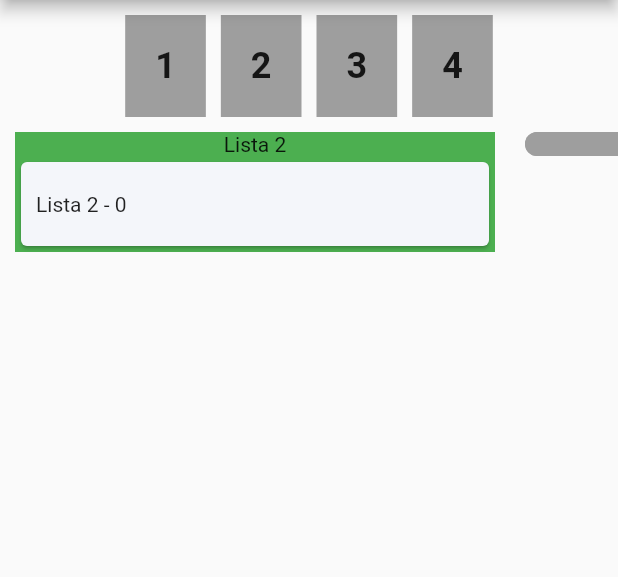
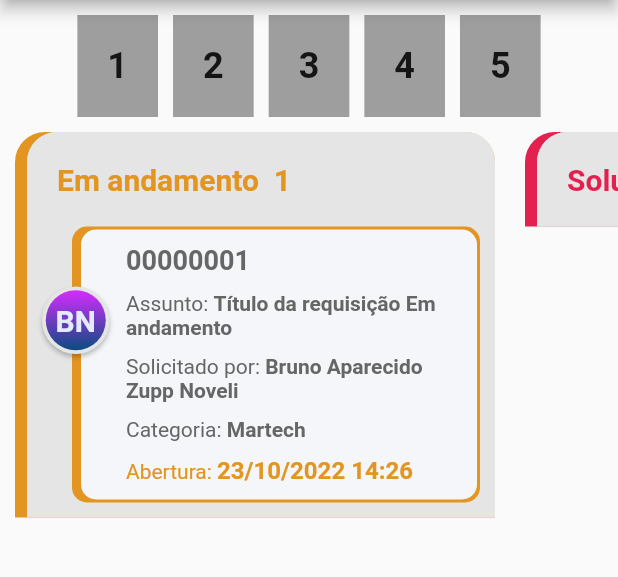
Before and after one commit to brunozupp/teste_lancamentos, a Flutter app: the screen it shows after launch, after a tap on an icon or button, on a phone screen of 412 x 824 dp, the part 84-661 px from its top. Run offline on Flutter 3.47's test engine with Material 2 defaults, Android fonts, the phone set to English and light mode, and no system bars; our stand-ins replace animated_bottom_navigation_bar, fl_chart, flutter_dotenv, flutter_switch, image_picker, percent_indicator and 3 more; missing offline and left inert: contrast_checker, vs_scrollbar.

Commit message:
Boardview customização

```diff
--- a/lib/teste_painel/painel/boardview.dart
+++ b/lib/teste_painel/painel/boardview.dart
@@ -102,15 +102,16 @@ class BoardViewState extends State<BoardView> with AutomaticKeepAliveClientMixin
 
     super.build(context);
 
-    // print("dy:${dy}");
-    // print("topListY:${topListY}");
-    // print("bottomListY:${bottomListY}");
     if(boardViewController.hasClients) {
       WidgetsBinding.instance.addPostFrameCallback((Duration duration) {
         try {
           boardViewController.position.didUpdateScrollPositionBy(0);
-        }catch(e){}
+        } catch(e,s) {
+          log("Erro na parte do build do boardview", error: e, stackTrace: s);
+        }
+
         bool _shown = boardViewController.position.maxScrollExtent!=0;
+
         if(_shown != shown){
           setState(() {
             shown = _shown;
@@ -118,31 +119,16 @@ class BoardViewState extends State<BoardView> with AutomaticKeepAliveClientMixin
         }
       });
     }
+
     Widget listWidget = ListView.builder(
       physics: const ClampingScrollPhysics(),
       itemCount: widget.lists.length,
       scrollDirection: Axis.horizontal,
       controller: boardViewController,
       itemBuilder: (BuildContext context, int index) {
-        if (widget.lists[index].boardView == null) {
+
         widget.lists[index] = BoardList(
-            items: widget.lists[index].items,
-            headerBackgroundColor: widget.lists[index].headerBackgroundColor,
-            backgroundColor: widget.lists[index].backgroundColor,
-            footer: widget.lists[index].footer,
-            header: widget.lists[index].header,
-            boardView: this,
-            draggable: widget.lists[index].draggable,
-            onDropList: widget.lists[index].onDropList,
-            onTapList: widget.lists[index].onTapList,
-            onStartDragList: widget.lists[index].onStartDragList,
-            borderRadius: widget.lists[index].borderRadius,
-            borderColor: widget.lists[index].borderColor,
-            borderWidth: widget.lists[index].borderWidth,
-          );
-        }
-        if (widget.lists[index].index != index) {
-          widget.lists[index] = BoardList(
+          key: widget.lists[index].key,
           items: widget.lists[index].items,
           headerBackgroundColor: widget.lists[index].headerBackgroundColor,
           backgroundColor: widget.lists[index].backgroundColor,
@@ -158,16 +144,21 @@ class BoardViewState extends State<BoardView> with AutomaticKeepAliveClientMixin
           borderColor: widget.lists[index].borderColor,
           borderWidth: widget.lists[index].borderWidth,
         );
-        }
 
-        var temp = Container(
+        final temp = Container(
           width: widget.width,
           padding: EdgeInsets.fromLTRB(0, 0, 0, widget.bottomPadding ?? 0),
           child: Row(
             crossAxisAlignment: CrossAxisAlignment.start,
             mainAxisAlignment: MainAxisAlignment.start,
-              children: <Widget>[Expanded(child: widget.lists[index])],
-            ));
+            children: <Widget>[
+              Expanded(
+                child: widget.lists[index],
+              ),
+            ],
+          ),
+        );
+
         if (draggedListIndex == index && draggedItemIndex == null) {
           return Opacity(
             opacity: 0.0,
@@ -178,6 +169,7 @@ class BoardViewState extends State<BoardView> with AutomaticKeepAliveClientMixin
         }
       },
     );
+
     if(widget.scrollbar == true){
       listWidget = VsScrollbar(
         controller: boardViewController,
@@ -277,7 +269,13 @@ class BoardViewState extends State<BoardView> with AutomaticKeepAliveClientMixin
                 listStates[draggedListIndex!].boardListController.position.pixels - 5,
                 duration: const Duration(milliseconds: 10),
                 curve: Curves.linear,
-              ).whenComplete((){
+              ).whenComplete(() {
+                print("listStates $listStates");
+                print("draggedListIndex $draggedListIndex");
+
+                if(draggedListIndex == null) {
+                  return;
+                }
 
                 pos -= listStates[draggedListIndex!].boardListController.position.pixels;
 
@@ -324,7 +322,15 @@ class BoardViewState extends State<BoardView> with AutomaticKeepAliveClientMixin
               listStates[draggedListIndex!].boardListController.animateTo(
                 listStates[draggedListIndex!].boardListController.position.pixels + 5,
                 duration: const Duration(milliseconds: 10),
-                  curve: Curves.ease).whenComplete((){
+                curve: Curves.linear,
+              ).whenComplete(() {
+                print("listStates $listStates");
+                print("draggedListIndex $draggedListIndex");
+
+                if(draggedListIndex == null) {
+                  return;
+                }
+
                 pos -= listStates[draggedListIndex!].boardListController.position.pixels;
 
                 initialY ??= 0;
--- a/lib/teste_painel/teste_painel_page.dart
+++ b/lib/teste_painel/teste_painel_page.dart
@@ -3,6 +3,7 @@ import 'package:teste_lancamentos/teste_painel/painel/board_item.dart';
 import 'package:teste_lancamentos/teste_painel/painel/board_list.dart';
 import 'package:teste_lancamentos/teste_painel/painel/boardview.dart';
 import 'package:teste_lancamentos/teste_painel/painel/boardview_controller.dart';
+import 'package:teste_lancamentos/teste_painel/widgets/card_item.dart';
 import 'package:teste_lancamentos/teste_painel/widgets/item_carrossel.dart';
 
 class TestePainelPage extends StatefulWidget {
@@ -16,12 +17,21 @@ class _TestePainelPageState extends State<TestePainelPage> {
 
   final BoardViewController boardViewController = BoardViewController();
 
+  final abertoColor = const Color(0xFF0069B3);
+  final emAndamentoColor = const Color(0xFFE29521);
+  final solucionadoColor = const Color(0xFFE2214F);
+  final finalizadoColor = const Color(0xFF83DA1E);
+  final canceladoColor = const Color(0xFF666666);
+
+  final cardColor = const Color(0xFFF4F6FA);
+  final listColor = const Color(0xFFE5E5E5);
+
   @override
   Widget build(BuildContext context) {
 
     return Scaffold(
       appBar: AppBar(
-        title: Text(
+        title: const Text(
           "Teste Painel",
         ),
       ),
@@ -32,7 +42,7 @@ class _TestePainelPageState extends State<TestePainelPage> {
         child: Column(
           children: [
             SingleChildScrollView(
-              padding: EdgeInsets.only(
+              padding: const EdgeInsets.only(
                 bottom: 10,
               ),
               scrollDirection: Axis.horizontal,
@@ -44,25 +54,32 @@ class _TestePainelPageState extends State<TestePainelPage> {
                       boardViewController.animateTo(0);
                     },
                   ),
-                  SizedBox(width: 10),
+                  const SizedBox(width: 10),
                   ItemCarrossel(
                     text: "2",
                     onTap: () {
                       boardViewController.animateTo(1);
                     },
                   ),
-                  SizedBox(width: 10),
+                  const SizedBox(width: 10),
                   ItemCarrossel(
                     text: "3",
                     onTap: () {
                       boardViewController.animateTo(2);
                     },
                   ),
-                  SizedBox(width: 10),
+                  const SizedBox(width: 10),
                   ItemCarrossel(
                     text: "4",
                     onTap: () {
                       boardViewController.animateTo(3);
+                    },
+                  ),
+                  const SizedBox(width: 10),
+                  ItemCarrossel(
+                    text: "5",
+                    onTap: () {
+                      boardViewController.animateTo(4);
                     },
                   ),
                 ],
@@ -84,87 +101,134 @@ class _TestePainelPageState extends State<TestePainelPage> {
   List<BoardList> _generateBoardList() {
     return [
       BoardList(
-        backgroundColor: Color(0xFFE5E5E5),
-        headerBackgroundColor: Color(0xFFE5E5E5),
-        borderRadius: BorderRadius.vertical(
+        backgroundColor: listColor,
+        headerBackgroundColor: listColor,
+        borderRadius: const BorderRadius.vertical(
           top: Radius.circular(20),
         ),
-        borderColor: Color(0xFF0069B3),
-        borderWidth: EdgeInsets.only(
-          left: 8,
+        borderColor: abertoColor,
+        borderWidth: const EdgeInsets.only(
+          //top: 8,
+          //left: 8,
         ),
-        header: const [
-          Padding(
-            padding: EdgeInsets.symmetric(
-              horizontal: 10,
-              vertical: 10
-            ),
-            child: Text(
-              "Lista 1",
-            ),
-          ),
-        ],
+        header: _generateHeader(
+          title: "Aberto  15",
+          titleColor: abertoColor,
+        ),
         items: _generateBoardItem(
           length: 15,
-          nameList: "Lista 1",
+          nameList: "Em aberto",
+          borderColor: abertoColor,
         ),
       ),
       BoardList(
-        backgroundColor: Colors.green,
-        headerBackgroundColor: Colors.green,
-        header: const [
-          Padding(
-            padding: EdgeInsets.symmetric(
-              horizontal: 10,
-            ),
-            child: Text(
-              "Lista 2",
-            ),
-          ),
-        ],
+        backgroundColor: listColor,
+        headerBackgroundColor: listColor,
+        borderRadius: const BorderRadius.vertical(
+          top: Radius.circular(20),
+        ),
+        borderColor: emAndamentoColor,
+        borderWidth: const EdgeInsets.only(
+          left: 8,
+        ),
+        header: _generateHeader(
+          title: "Em andamento  1",
+          titleColor: emAndamentoColor,
+        ),
         items: _generateBoardItem(
           length: 1,
-          nameList: "Lista 2",
+          nameList: "Em andamento",
+          borderColor: emAndamentoColor,
         ),
       ),
       BoardList(
-        backgroundColor: Colors.grey,
-        headerBackgroundColor: Colors.grey,
-        borderRadius: BorderRadius.vertical(
+        backgroundColor: listColor,
+        headerBackgroundColor: listColor,
+        borderRadius: const BorderRadius.vertical(
           top: Radius.circular(20),
-          bottom: Radius.circular(20),
         ),
-        header: const [
-          Padding(
-            padding: EdgeInsets.symmetric(
-              horizontal: 10,
-            ),
-            child: Text(
-              "Lista 3",
-            ),
-          ),
-        ],
+        borderColor: solucionadoColor,
+        borderWidth: const EdgeInsets.only(
+          left: 8,
+        ),
+        header: _generateHeader(
+          title: "Solucionado  0",
+          titleColor: solucionadoColor,
+        ),
         items: _generateBoardItem(
           length: 0,
-          nameList: "Lista 3",
+          nameList: "Solucionado",
+          borderColor: solucionadoColor,
         ),
       ),
       BoardList(
-        backgroundColor: Colors.orange,
-        headerBackgroundColor: Colors.orange,
-        header: const [
-          Padding(
-            padding: EdgeInsets.symmetric(
-              horizontal: 4,
-            ),
-            child: Text(
-              "Lista 4",
-            ),
-          ),
-        ],
+        backgroundColor: listColor,
+        headerBackgroundColor: listColor,
+        borderRadius: const BorderRadius.vertical(
+          top: Radius.circular(20),
+        ),
+        borderColor: finalizadoColor,
+        borderWidth: const EdgeInsets.only(
+          left: 8,
+        ),
+        header: _generateHeader(
+          title: "Finalizado  15",
+          titleColor: finalizadoColor,
+        ),
         items: _generateBoardItem(
           length: 15,
-          nameList: "Lista 4",
+          nameList: "Finalizado",
+          borderColor: finalizadoColor,
+        ),
+      ),
+      BoardList(
+        backgroundColor: listColor,
+        headerBackgroundColor: listColor,
+        borderRadius: const BorderRadius.vertical(
+          top: Radius.circular(20),
+        ),
+        borderColor: canceladoColor,
+        borderWidth: const EdgeInsets.only(
+          left: 8,
+        ),
+        header: _generateHeader(
+          title: "Cancelado  15",
+          titleColor: canceladoColor,
+        ),
+        items: _generateBoardItem(
+          length: 3,
+          nameList: "Cancelado",
+          borderColor: canceladoColor,
+        ),
+      ),
+    ];
+  }
+
+  List<Widget> _generateHeader({
+    required Color titleColor,
+    required String title,
+  }) {
+    return [
+      Expanded(
+        child: Row(
+          children: [
+            Expanded(
+              child: Padding(
+                padding: const EdgeInsets.symmetric(
+                  horizontal: 20,
+                  vertical: 20
+                ),
+                child: Text(
+                  title,
+                  style: TextStyle(
+                    color: titleColor,
+                    fontSize: 20,
+                    fontWeight: FontWeight.bold,
+                  ),
+                ),
+              ),
+            ),
+          ],
         ),
       ),
     ];
@@ -172,20 +236,13 @@ class _TestePainelPageState extends State<TestePainelPage> {
 
   List<BoardItem> _generateBoardItem({
     required String nameList,
-    required int length
+    required int length,
+    required Color borderColor,
   }) {
     return List.generate(length, (index) => BoardItem(
-      item: Card(
-        color: Color(0xFFf4f6fa),
-        child: Padding(
-          padding: const EdgeInsets.symmetric(
-            vertical: 20,
-            horizontal: 10,
-          ),
-          child: Text(
-            "$nameList - $index",
-          ),
-        ),
+      item: CardItem(
+        text: nameList,
+        borderColor: borderColor
       ),
     ));
   }
--- /dev/null
+++ b/lib/teste_painel/widgets/card_item.dart
@@ -0,0 +1,226 @@
+import 'package:flutter/material.dart';
+
+class CardItem extends StatelessWidget {
+
+  final String text;
+  final Color borderColor;
+
+  const CardItem({
+    super.key,
+    required this.text,
+    required this.borderColor,
+  });
+
+  @override
+  Widget build(BuildContext context) {
+    return Padding(
+      padding: const EdgeInsets.only(
+        bottom: 10,
+        left: 30,
+        right: 10,
+      ),
+      child: Stack(
+        clipBehavior: Clip.none,
+        children: [
+          Container(
+            width: double.infinity,
+            decoration: BoxDecoration(
+              color: borderColor,
+              borderRadius: BorderRadius.circular(10),
+            ),
+            child: Container(
+              padding: const EdgeInsets.all(10.0),
+              decoration: BoxDecoration(
+                color: const Color(0xFFF4F6FA),
+                borderRadius: BorderRadius.circular(10),
+              ),
+              margin: const EdgeInsets.only(
+                left: 6,
+                top: 2,
+                bottom: 2,
+                right: 2,
+              ),
+              child: Row(
+                children: [
+                  const SizedBox(
+                    width: 20,
+                  ),
+                  Expanded(
+                    child: Column(
+                      crossAxisAlignment: CrossAxisAlignment.start,
+                      children: [
+                        const Text(
+                          "00000001",
+                          style: TextStyle(
+                            fontSize: 18,
+                            color: Color(0xFF666666),
+                            fontWeight: FontWeight.bold,
+                          ),
+                        ),
+
+                        const SizedBox(
+                          height: 10,
+                        ),
+
+                        RichText(
+                          text: TextSpan(
+                            children: [
+                              const TextSpan(
+                                text: "Assunto: ",
+                                style: TextStyle(
+                                  fontSize: 14,
+                                  color: Color(0xFF666666),
+                                ),
+                              ),
+                              TextSpan(
+                                text: "Título da requisição $text",
+                                style: const TextStyle(
+                                  fontSize: 14,
+                                  color: Color(0xFF666666),
+                                  fontWeight: FontWeight.bold,
+                                ),
+                              ),
+                            ],
+                          ),
+                        ),
+
+                        const SizedBox(
+                          height: 10,
+                        ),
+
+                        RichText(
+                          text: const TextSpan(
+                            children: [
+                              TextSpan(
+                                text: "Solicitado por: ",
+                                style: TextStyle(
+                                  fontSize: 14,
+                                  color: Color(0xFF666666),
+                                ),
+                              ),
+                              TextSpan(
+                                text: "Bruno Aparecido Zupp Noveli",
+                                style: TextStyle(
+                                  fontSize: 14,
+                                  color: Color(0xFF666666),
+                                  fontWeight: FontWeight.bold,
+                                ),
+                              ),
+                            ],
+                          ),
+                        ),
+
+                        const SizedBox(
+                          height: 10,
+                        ),
+
+                        RichText(
+                          text: const TextSpan(
+                            children: [
+                              TextSpan(
+                                text: "Categoria: ",
+                                style: TextStyle(
+                                  fontSize: 14,
+                                  color: Color(0xFF666666),
+                                ),
+                              ),
+                              TextSpan(
+                                text: "Martech",
+                                style: TextStyle(
+                                  fontSize: 14,
+                                  color: Color(0xFF666666),
+                                  fontWeight: FontWeight.bold,
+                                ),
+                              ),
+                            ],
+                          ),
+                        ),
+
+                        const SizedBox(
+                          height: 10,
+                        ),
+
+                        RichText(
+                          text: TextSpan(
+                            children: [
+                              TextSpan(
+                                text: "Abertura: ",
+                                style: TextStyle(
+                                  fontSize: 14,
+                                  color: borderColor,
+                                ),
+                              ),
+                              TextSpan(
+                                text: "23/10/2022 14:26",
+                                style: TextStyle(
+                                  fontSize: 16,
+                                  color: borderColor,
+                                  fontWeight: FontWeight.bold,
+                                ),
+                              ),
+                            ],
+                          ),
+                        ),
+                      ],
+                    ),
+                  ),
+                ],
+              ),
+            ),
+          ),
+
+          Positioned(
+            left: -20,
+            top: 40,
+            child: Stack(
+              alignment: Alignment.center,
+              children: [
+                Container(
+                  height: 45,
+                  width: 45,
+                  decoration: BoxDecoration(
+                    shape: BoxShape.circle,
+                    color: const Color(0xFFE5E5E5),
+                    boxShadow: [
+                      BoxShadow(
+                        blurRadius: 2,
+                        offset: const Offset(0, 2),
+                        color: Colors.black.withOpacity(0.25),
+                      ),
+                      //BoxShadow(),
+                    ]
+                  ),
+                ),
+                Container(
+                  height: 40,
+                  width: 40,
+                  decoration: const BoxDecoration(
+                    shape: BoxShape.circle,
+                    gradient: LinearGradient(
+                      begin: Alignment.topCenter,
+                      end: Alignment.bottomCenter,
+                      colors: [
+                        Color(0xFFD52CFF),
+                        Color(0xFF0B4C81),
+                      ]
+                    ),
+                  ),
+                  child: const Center(
+                    child: Text(
+                      "BN",
+                      style: TextStyle(
+                        fontSize: 20,
+                        color: Color(0xFFE5EBFF),
+                        fontWeight: FontWeight.bold,
+                      ),
+                    ),
+                  ),
+                ),
+              ],
+            ),
+          ),
+        ],
+      ),
+    );
+  }
+}
--- a/pubspec.yaml
+++ b/pubspec.yaml
@@ -18,7 +18,7 @@ publish_to: 'none' # Remove this line if you wish to publish to pub.dev
 version: 1.0.0+1
 
 environment:
-  sdk: ">=2.16.0 <3.0.0"
+  sdk: ">=2.17.0 <3.0.0"
 
 # Dependencies specify other packages that your package needs in order to work.
 # To automatically upgrade your package dependencies to the latest versions
```
Also changed, not shown: pubspec.lock. Lines whose indentation alone changed are shown as unchanged.
